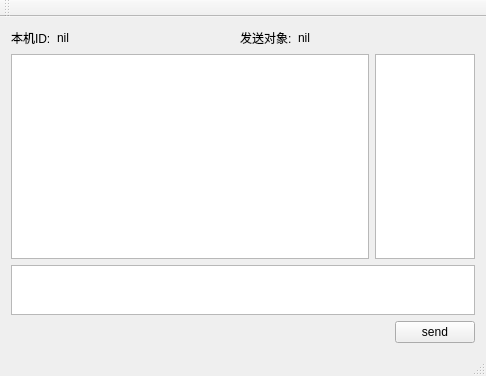
Old version of the form ChatClient/mainwindow.ui in the repository icew4y/ChatSvr.
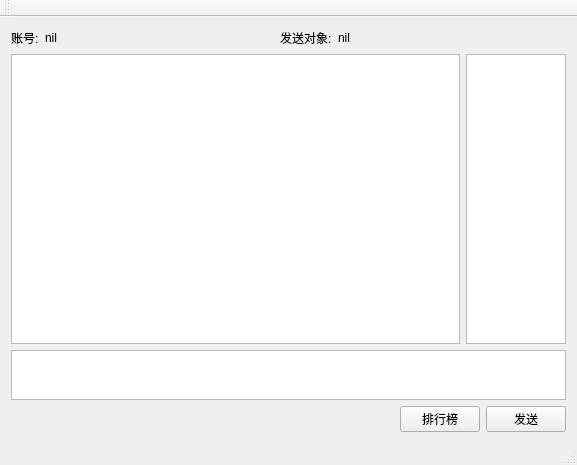
New version of the form.

```diff
--- a/ChatClient/mainwindow.ui
+++ b/ChatClient/mainwindow.ui
@@ -6,8 +6,8 @@
    <rect>
     <x>0</x>
     <y>0</y>
-    <width>486</width>
-    <height>376</height>
+    <width>577</width>
+    <height>465</height>
    </rect>
   </property>
   <property name="windowTitle">
@@ -20,7 +20,7 @@
       <item>
        <widget class="QLabel" name="label">
         <property name="text">
-         <string>本机ID:</string>
+         <string>账号:</string>
         </property>
        </widget>
       </item>
@@ -32,7 +32,7 @@
        </widget>
       </item>
       <item>
-       <spacer name="horizontalSpacer_2">
+       <spacer name="horizontalSpacer_3">
         <property name="orientation">
          <enum>Qt::Horizontal</enum>
         </property>
@@ -59,7 +59,7 @@
        </widget>
       </item>
       <item>
-       <spacer name="horizontalSpacer_3">
+       <spacer name="horizontalSpacer_2">
         <property name="orientation">
          <enum>Qt::Horizontal</enum>
         </property>
@@ -118,10 +118,17 @@
         </property>
        </spacer>
       </item>
+      <item>
+       <widget class="QPushButton" name="rank_pushButton">
+        <property name="text">
+         <string>排行榜</string>
+        </property>
+       </widget>
+      </item>
       <item>
        <widget class="QPushButton" name="send_pushButton">
         <property name="text">
-         <string>send</string>
+         <string>发送</string>
         </property>
        </widget>
       </item>
```
Left out of the diff: 4 changed lines with no effect on the pictures.
